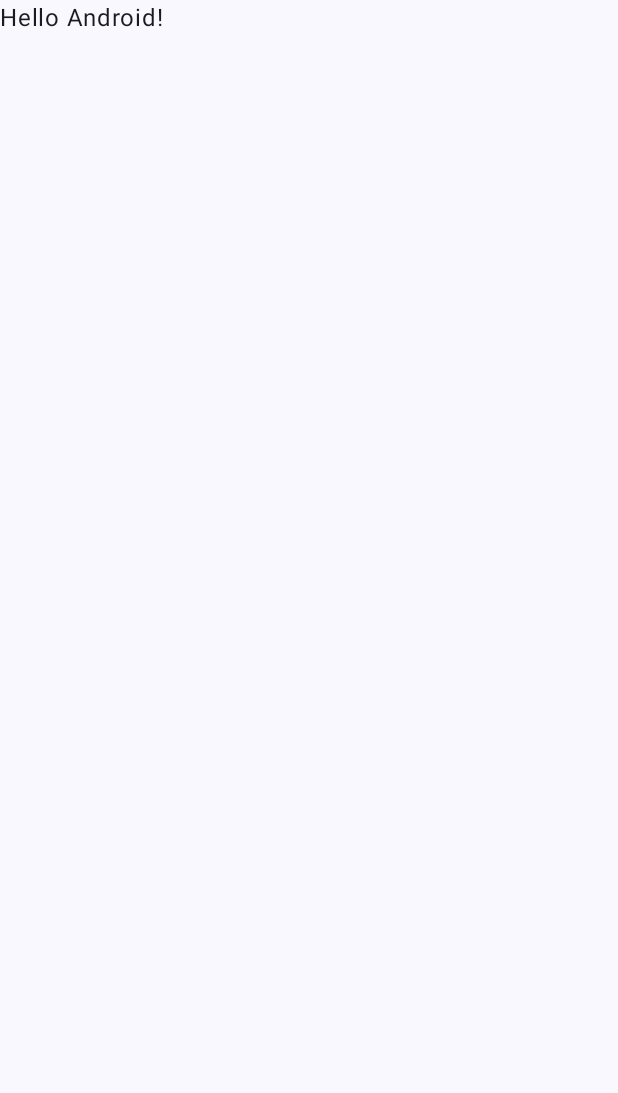
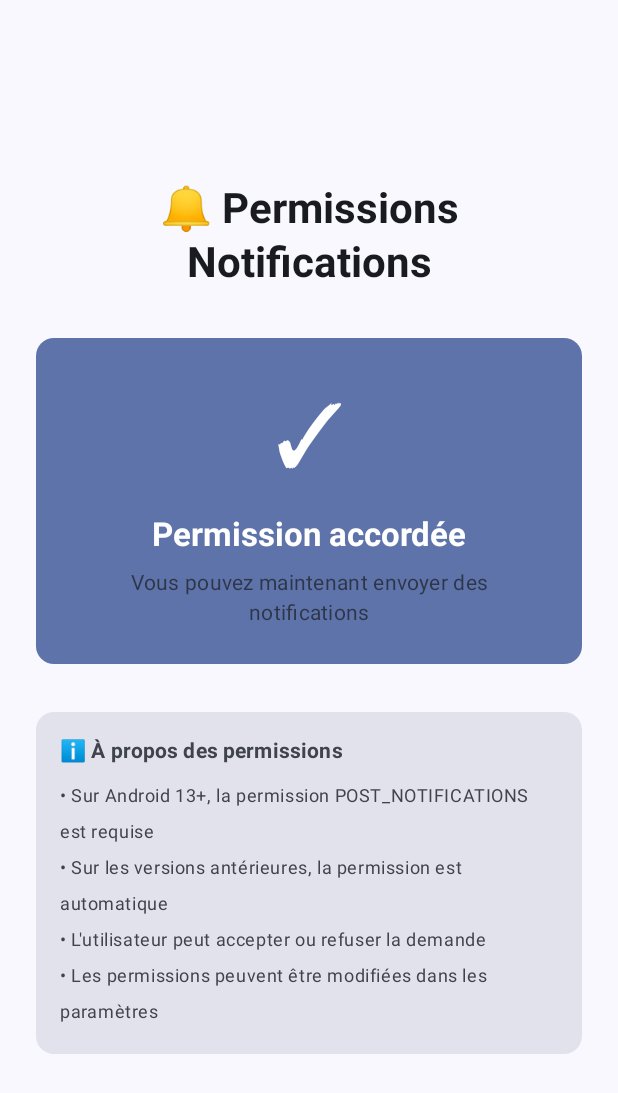
Before and after one commit to Clashix/II.3510_2526_Skills_G1_Topic-for-G1-, an Android app built with Jetpack Compose: the screen it shows after launch (MainActivity), on a phone screen of 412 x 824 dp. Before the commit the part shown is almost empty. Shown: the top 1093 px of the screen. Run offline under Robolectric (Android 15) with nearby library versions, the phone set to English and light mode, and no system bars.

Commit message:
Add initial project configuration and notification permission handling

```diff
--- a/app/src/main/AndroidManifest.xml
+++ b/app/src/main/AndroidManifest.xml
@@ -1,6 +1,8 @@
 <?xml version="1.0" encoding="utf-8"?>
 <manifest xmlns:android="http://schemas.android.com/apk/res/android"
     xmlns:tools="http://schemas.android.com/tools">
+
+    <uses-permission android:name="android.permission.POST_NOTIFICATIONS"/>
 
     <application
         android:allowBackup="true"
--- a/app/src/main/java/com/example/kotlinnotification/MainActivity.kt
+++ b/app/src/main/java/com/example/kotlinnotification/MainActivity.kt
@@ -1,47 +1,193 @@
 package com.example.kotlinnotification
 
+import android.Manifest
+import android.content.pm.PackageManager
+import android.os.Build
 import android.os.Bundle
 import androidx.activity.ComponentActivity
 import androidx.activity.compose.setContent
 import androidx.activity.enableEdgeToEdge
-import androidx.compose.foundation.layout.fillMaxSize
-import androidx.compose.foundation.layout.padding
-import androidx.compose.material3.Scaffold
-import androidx.compose.material3.Text
-import androidx.compose.runtime.Composable
+import androidx.activity.result.contract.ActivityResultContracts
+import androidx.compose.foundation.layout.*
+import androidx.compose.material3.*
+import androidx.compose.runtime.*
+import androidx.compose.ui.Alignment
 import androidx.compose.ui.Modifier
+import androidx.compose.ui.text.font.FontWeight
+import androidx.compose.ui.text.style.TextAlign
 import androidx.compose.ui.tooling.preview.Preview
+import androidx.compose.ui.unit.dp
+import androidx.core.content.ContextCompat
 import com.example.kotlinnotification.ui.theme.KotlinNotificationTheme
 
 class MainActivity : ComponentActivity() {
+
+    private var hasNotificationPermission by mutableStateOf(false)
+
+    // Gestionnaire de résultat pour la demande de permission
+    private val requestPermissionLauncher = registerForActivityResult(
+        ActivityResultContracts.RequestPermission()
+    ) { isGranted: Boolean ->
+        hasNotificationPermission = isGranted
+    }
+
     override fun onCreate(savedInstanceState: Bundle?) {
         super.onCreate(savedInstanceState)
+
+        // Vérifier la permission au démarrage
+        checkNotificationPermission()
+
         enableEdgeToEdge()
         setContent {
             KotlinNotificationTheme {
                 Scaffold(modifier = Modifier.fillMaxSize()) { innerPadding ->
-                    Greeting(
-                        name = "Android",
-                        modifier = Modifier.padding(innerPadding)
+                    PermissionScreen(
+                        modifier = Modifier.padding(innerPadding),
+                        hasPermission = hasNotificationPermission,
+                        onRequestPermission = { requestNotificationPermission() }
                     )
                 }
             }
         }
     }
+
+    /**
+     * Vérifie si la permission de notification est accordée
+     */
+    private fun checkNotificationPermission() {
+        hasNotificationPermission = if (Build.VERSION.SDK_INT >= Build.VERSION_CODES.TIRAMISU) {
+            ContextCompat.checkSelfPermission(
+                this,
+                Manifest.permission.POST_NOTIFICATIONS
+            ) == PackageManager.PERMISSION_GRANTED
+        } else {
+            // Pour les versions Android < 13, la permission n'est pas nécessaire
+            true
+        }
+    }
+
+    /**
+     * Demande la permission de notification
+     */
+    private fun requestNotificationPermission() {
+        if (Build.VERSION.SDK_INT >= Build.VERSION_CODES.TIRAMISU) {
+            requestPermissionLauncher.launch(Manifest.permission.POST_NOTIFICATIONS)
+        }
+    }
 }
 
 @Composable
-fun Greeting(name: String, modifier: Modifier = Modifier) {
-    Text(
-        text = "Hello $name!",
+fun PermissionScreen(
+    modifier: Modifier = Modifier,
+    hasPermission: Boolean = false,
+    onRequestPermission: () -> Unit = {}
+) {
+    Column(
         modifier = modifier
-    )
+            .fillMaxSize()
+            .padding(24.dp),
+        horizontalAlignment = Alignment.CenterHorizontally,
+        verticalArrangement = Arrangement.Center
+    ) {
+        // Titre
+        Text(
+            text = "🔔 Permissions Notifications",
+            style = MaterialTheme.typography.headlineMedium,
+            fontWeight = FontWeight.Bold,
+            textAlign = TextAlign.Center,
+            modifier = Modifier.padding(bottom = 32.dp)
+        )
+
+        // Carte d'état de la permission
+        Card(
+            modifier = Modifier.fillMaxWidth(),
+            colors = CardDefaults.cardColors(
+                containerColor = if (hasPermission)
+                    MaterialTheme.colorScheme.primaryContainer
+                else
+                    MaterialTheme.colorScheme.errorContainer
+            )
+        ) {
+            Column(
+                modifier = Modifier.padding(24.dp),
+                horizontalAlignment = Alignment.CenterHorizontally
+            ) {
+                // Icône et statut
+                Text(
+                    text = if (hasPermission) "✓" else "⚠",
+                    style = MaterialTheme.typography.displayLarge,
+                    modifier = Modifier.padding(bottom = 16.dp)
+                )
+
+                Text(
+                    text = if (hasPermission)
+                        "Permission accordée"
+                    else
+                        "Permission requise",
+                    style = MaterialTheme.typography.titleLarge,
+                    fontWeight = FontWeight.Bold,
+                    textAlign = TextAlign.Center
+                )
+
+                Spacer(modifier = Modifier.height(8.dp))
+
+                Text(
+                    text = if (hasPermission)
+                        "Vous pouvez maintenant envoyer des notifications"
+                    else
+                        "Cette application nécessite votre autorisation pour envoyer des notifications",
+                    style = MaterialTheme.typography.bodyMedium,
+                    textAlign = TextAlign.Center,
+                    color = MaterialTheme.colorScheme.onSurface.copy(alpha = 0.7f)
+                )
+
+                if (!hasPermission) {
+                    Spacer(modifier = Modifier.height(24.dp))
+                    Button(
+                        onClick = onRequestPermission,
+                        modifier = Modifier.fillMaxWidth()
+                    ) {
+                        Text("Demander la permission")
+                    }
+                }
+            }
+        }
+
+        Spacer(modifier = Modifier.height(32.dp))
+
+        // Informations
+        Card(
+            modifier = Modifier.fillMaxWidth(),
+            colors = CardDefaults.cardColors(
+                containerColor = MaterialTheme.colorScheme.surfaceVariant
+            )
+        ) {
+            Column(
+                modifier = Modifier.padding(16.dp)
+            ) {
+                Text(
+                    text = "ℹ️ À propos des permissions",
+                    style = MaterialTheme.typography.titleSmall,
+                    fontWeight = FontWeight.Bold,
+                    modifier = Modifier.padding(bottom = 8.dp)
+                )
+                Text(
+                    text = "• Sur Android 13+, la permission POST_NOTIFICATIONS est requise\n" +
+                            "• Sur les versions antérieures, la permission est automatique\n" +
+                            "• L'utilisateur peut accepter ou refuser la demande\n" +
+                            "• Les permissions peuvent être modifiées dans les paramètres",
+                    style = MaterialTheme.typography.bodySmall,
+                    lineHeight = MaterialTheme.typography.bodySmall.lineHeight * 1.5f
+                )
+            }
+        }
+    }
 }
 
 @Preview(showBackground = true)
 @Composable
-fun GreetingPreview() {
+fun PermissionScreenPreview() {
     KotlinNotificationTheme {
-        Greeting("Android")
+        PermissionScreen(hasPermission = false)
     }
 }
```
